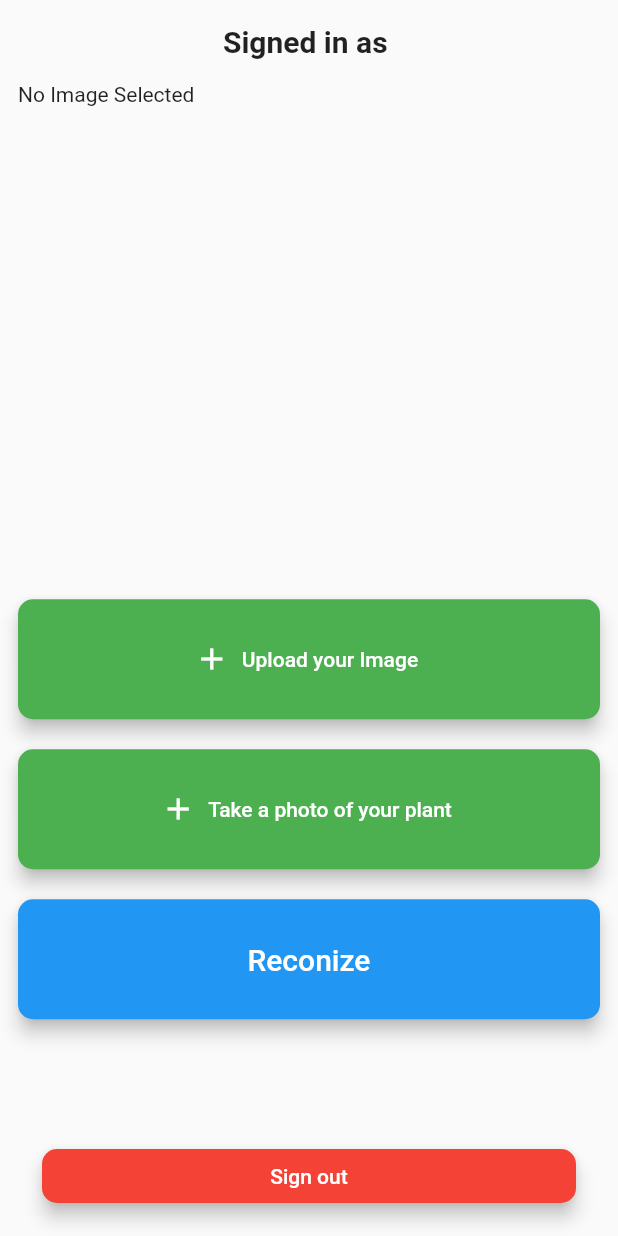
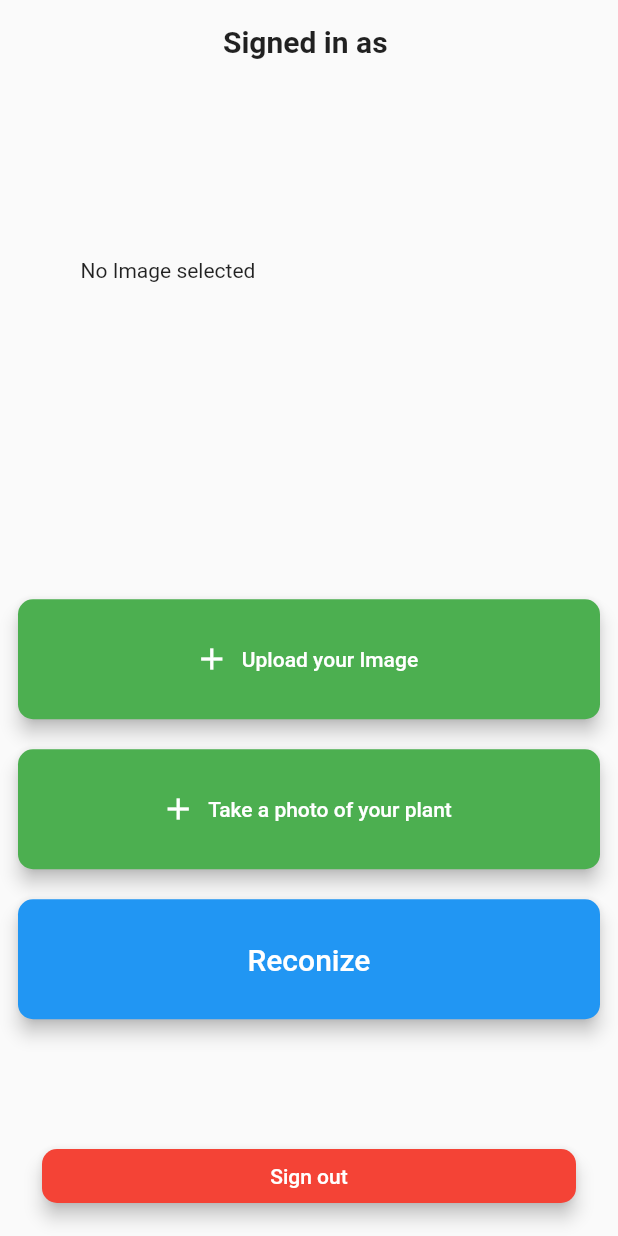
Before and after one commit to MSPR-Plant/A-rosa-je, a Flutter app: the screen it shows once a user with an empty profile is signed in, after a tap on "Reconize", on a phone screen of 412 x 824 dp. Run offline on Flutter 3.47's test engine with Material 2 defaults, Android fonts, the phone set to English and light mode, and no system bars; our stand-ins replace cloud_firestore, file_picker, firebase_auth, firebase_core, font_awesome_flutter, google_maps_flutter and 1 more; accounts and stored records are empty.

Commit message:
Last version up to date / Update the image displaying

```diff
--- a/lib/pages/home_page.dart
+++ b/lib/pages/home_page.dart
@@ -26,48 +26,46 @@ class _HomePageState extends State<HomePage> {
   //Les files pour la caméra
   File? image;
 
-
   // TODO: Ajoutez les droits de gallery
-  Future pickImage() async{
-    try{
+  Future pickImage() async {
+    try {
       //Appel l'image_picker, pick and image et appel la source
       final image = await ImagePicker().pickImage(source: ImageSource.gallery);
 
       //Si il a réussi a sellectionner une image
-      if(image == null) return;
+      if (image == null) return;
 
       final imageTemp = File(image.path);
 
       setState(() {
         this.image = imageTemp;
       });
-    } on PlatformException catch (e){
+    } on PlatformException catch (e) {
       print(e);
     }
   }
 
-
   // TODO: Ajoutez les droits de camera
-  Future pickCamera() async{
-    try{
+  Future pickCamera() async {
+    try {
       //Appel l'image_picker, pick and image et appel la source
       final image = await ImagePicker().pickImage(source: ImageSource.camera);
 
       //Si il a réussi a sellectionner une image
-      if(image == null) return;
+      if (image == null) return;
 
       final imageTemp = File(image.path);
 
       setState(() {
         this.image = imageTemp;
       });
-    } on PlatformException catch (e){
+    } on PlatformException catch (e) {
       print(e);
     }
   }
 
-  void pickFile() async{
-    try{
+  void pickFile() async {
+    try {
       setState(() {
         isLoadding = true;
       });
@@ -80,7 +78,7 @@ class _HomePageState extends State<HomePage> {
         allowMultiple: false,
       );
 
-      if(result != null){
+      if (result != null) {
         _fileName = result!.files.first.name;
         pickedfile = result!.files.first;
         fileToDisplay = File(pickedfile!.path.toString());
@@ -88,11 +86,10 @@ class _HomePageState extends State<HomePage> {
         print("File name $_fileName");
       }
 
-
       setState(() {
         isLoadding = false;
       });
-    }catch (e) {
+    } catch (e) {
       print(e);
     }
   }
@@ -141,14 +138,16 @@ class _HomePageState extends State<HomePage> {
                       child: Column(
                         mainAxisAlignment: MainAxisAlignment.center,
                         children: [
-                          SizedBox(height: 200,),
+                          SizedBox(
+                            height: 200,
+                          ),
                           SizedBox(
                             height: 80,
                             width: double.infinity,
                             child: ElevatedButton.icon(
                               onPressed: () {
                                 // TODO: Ajouter la fonctionalité d'ajout d'image
-                                pickCamera();
+                                pickImage();
                               },
                               icon: Icon(Icons.add),
                               label: Text('Upload your Image'),
@@ -170,8 +169,7 @@ class _HomePageState extends State<HomePage> {
                               child: ElevatedButton.icon(
                                 onPressed: () {
                                   // TODO: Ajouter la fonctionalité de prise de photo
-                                  pickFile();
-
+                                  pickCamera();
                                 },
                                 icon: Icon(Icons.add),
                                 label: Text('Take a photo of your plant'),
@@ -185,7 +183,6 @@ class _HomePageState extends State<HomePage> {
                               ),
                             ),
                           SizedBox(height: 20),
-
                           SizedBox(
                             height: 80,
                             width: double.infinity,
@@ -193,7 +190,7 @@ class _HomePageState extends State<HomePage> {
                               onPressed: () {
                                 // TODO: Ajouter la fonctionalité de prise de photo
 
-                                  sendImageToPython(fileToDisplay!);
+                                sendImageToPython(image!);
                               },
                               style: ElevatedButton.styleFrom(
                                 primary: Colors.blue,
@@ -201,23 +198,33 @@ class _HomePageState extends State<HomePage> {
                                 shape: RoundedRectangleBorder(
                                   borderRadius: BorderRadius.circular(10),
                                 ),
-                                ), child: Text("Reconize",
-                                style: TextStyle(fontSize: 20,)),
+                              ),
+                              child: Text("Reconize",
+                                  style: TextStyle(
+                                    fontSize: 20,
+                                  )),
                             ),
                           ),
                         ],
                       ),
                     ),
 
-                    if(pickedfile !=null)
+                    /*if (pickedfile != null)
                       SizedBox(
                         height: 300,
                         width: 300,
-                        child: Image.file(fileToDisplay!),
-
-
-                      )else(Text("No Image Selected")),
-                      // image != null ? Image.file(image!): const Text("No Image selected"),
+                        child: Image.file(image!),
+                      )
+                    else
+                      (Text("No Image Selected")),*/
+                    Container(
+                      width: 200,
+                      height: 250,
+                      alignment: Alignment.center,
+                      child: image != null
+                          ? Image.file(image!)
+                          : const Text("No Image selected"),
+                    ),
                     Positioned(
                       bottom: 16,
                       left: 16,
```
Lines whose indentation alone changed are shown as unchanged.
